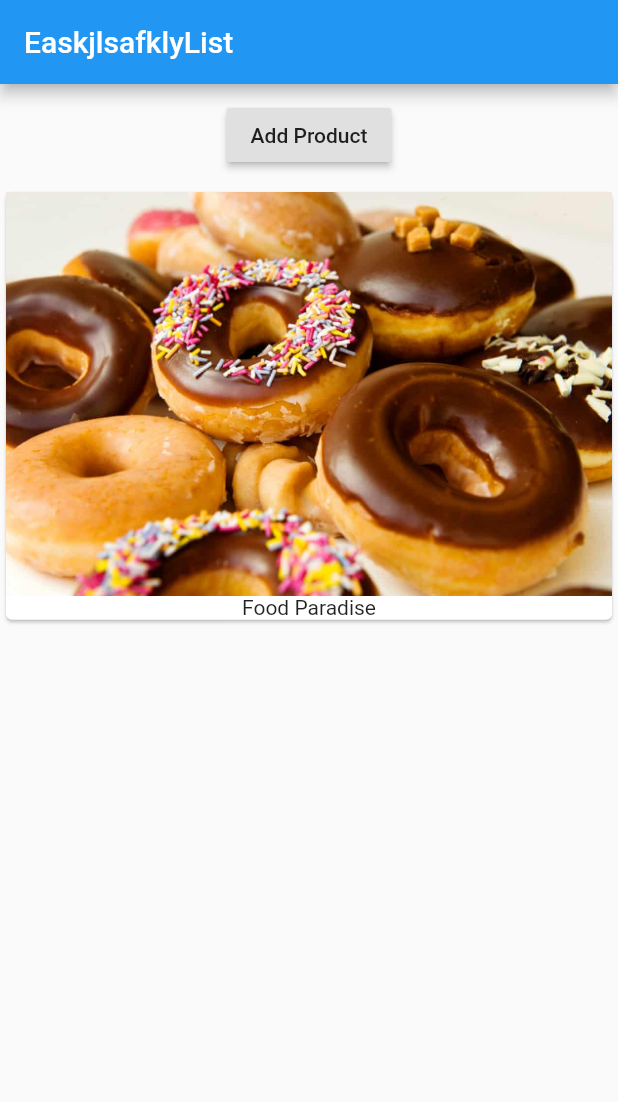
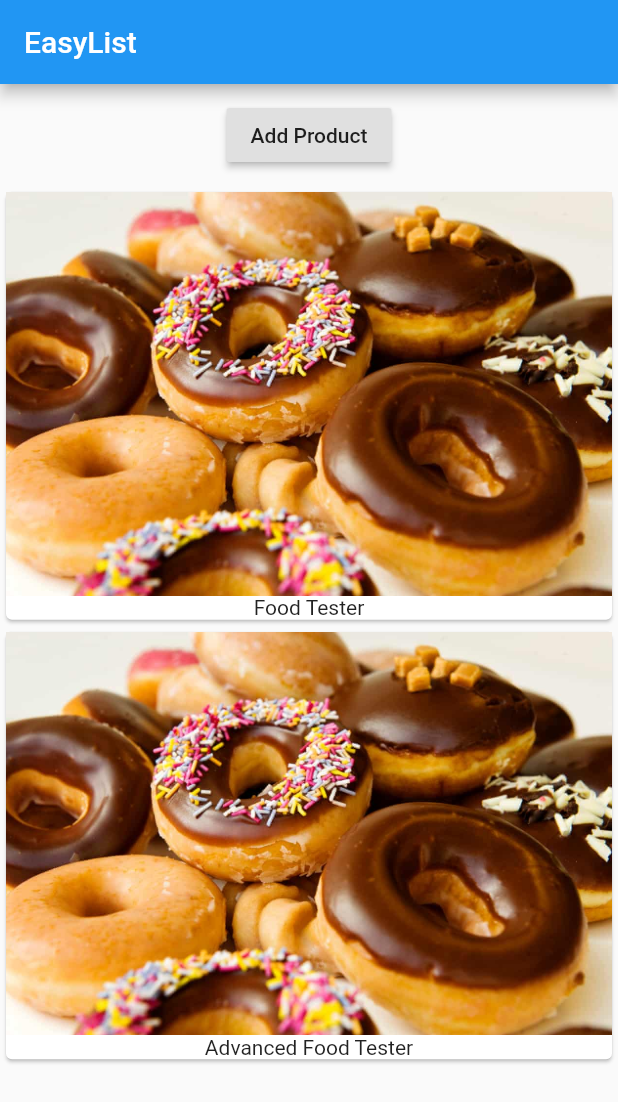
Before and after one commit to dpetla/flutter_course, a Flutter app: the screen it shows after launch, after a tap on "Add Product", on a phone screen of 412 x 824 dp. Shown: the top 1102 px of the screen. Run offline on Flutter 3.47's test engine with Material 2 defaults, Android fonts, the phone set to English and light mode, and no system bars.

Commit message:
statefull widget

```diff
--- a/lib/main.dart
+++ b/lib/main.dart
@@ -2,24 +2,51 @@ import 'package:flutter/material.dart';
 
 void main() => runApp(MyApp());
 
-class MyApp extends StatelessWidget {
+class MyApp extends StatefulWidget {
+  @override
+  State<StatefulWidget> createState() {
+    return _MyAppState();
+  }
+}
+
+class _MyAppState extends State<MyApp> {
+  List<String> _products = ['Food Tester'];
+
   @override
   Widget build(BuildContext context) {
     return MaterialApp(
       home: Scaffold(
-            appBar: AppBar(title: Text('EaskjlsafklyList')),
-            body: Column(children: <Widget>[
+        appBar: AppBar(title: Text('EasyList')),
+        body: Column(
+          children: <Widget>[
             Container(
               margin: EdgeInsets.all(10.0),
               child: RaisedButton(
-                      onPressed: () {}, child: Text('Add Product'))),
-              Card(
+                onPressed: () {
+                  setState(() {
+                  _products.add('Advanced Food Tester');
+                  });
+                },
+                child: Text('Add Product'),
+              ),
+            ),
+            Column(
+              children: _products
+                  .map(
+                    (element) => Card(
                           child: Column(
                             children: <Widget>[
                               Image.asset('assets/food.jpg'),
-                  Text('Food Paradise')
+                              Text(element)
                             ],
-              )),
-            ])));
+                          ),
+                        ),
+                  )
+                  .toList(),
+            ),
+          ],
+        ),
+      ),
+    );
   }
 }
```
Lines whose indentation alone changed are shown as unchanged.
